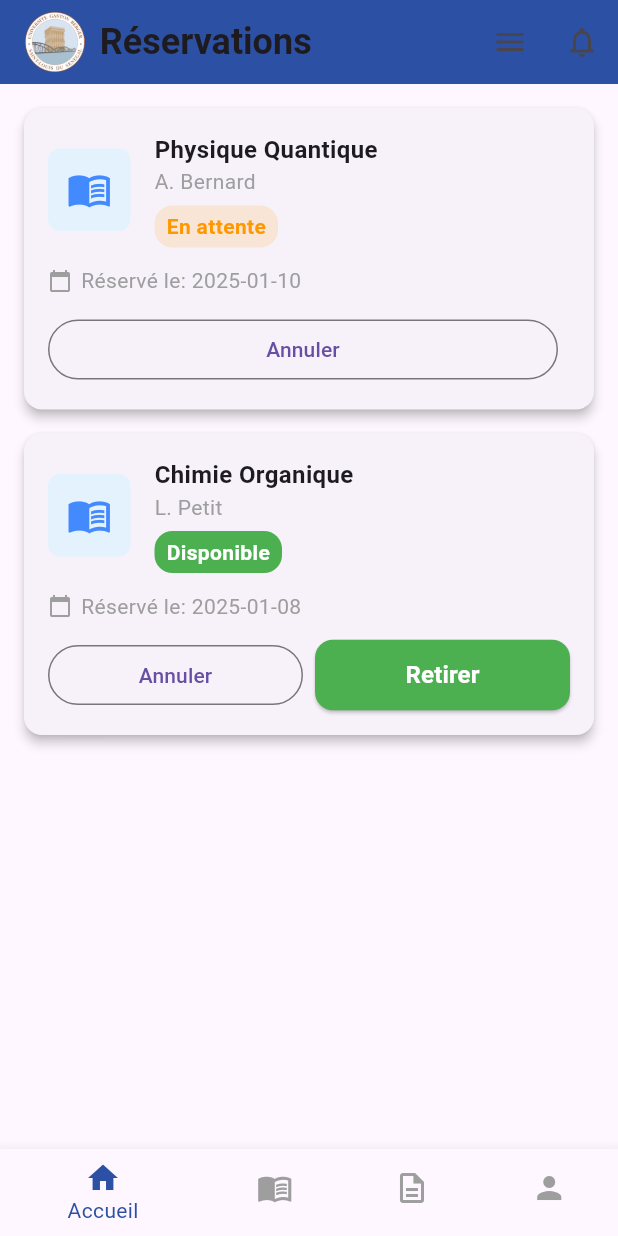
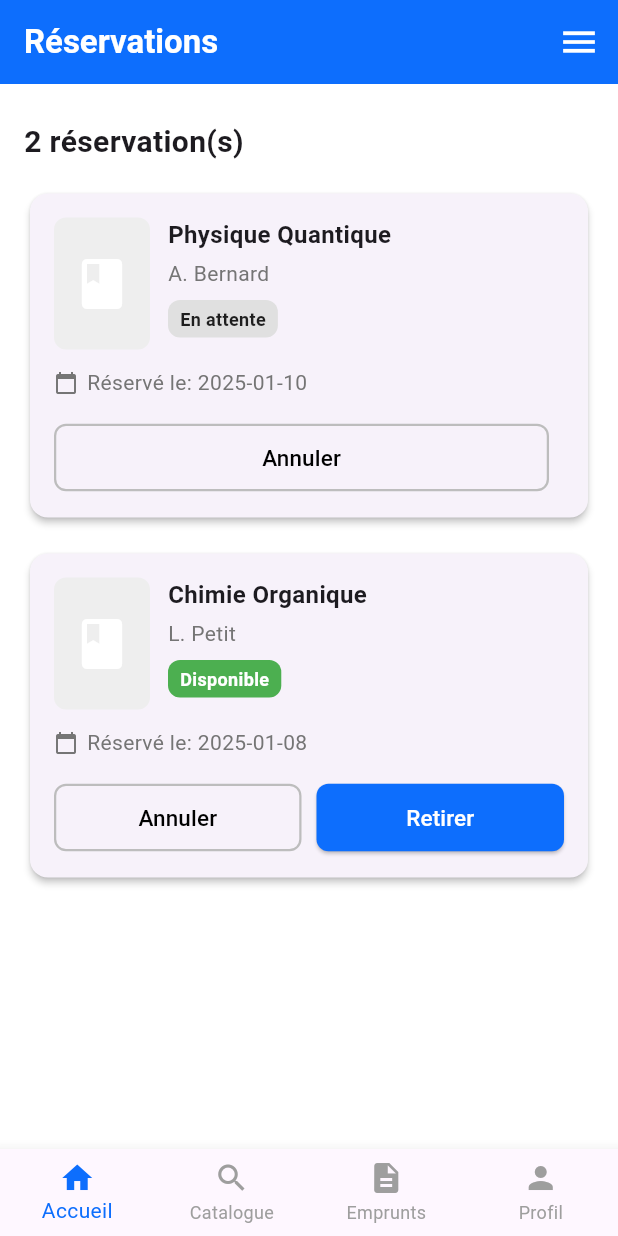
Before and after one commit to fickou/gestion_biblitheque, a Flutter app: the ReservationsPage screen opened by its route, on a phone screen of 412 x 824 dp. Run offline on Flutter 3.47's test engine with Material 3 defaults, Android fonts, the phone set to English and light mode, and no system bars; our stand-ins replace flutter_riverpod, go_router.

Commit message:
reservation

```diff
--- a/lib/screens/reservation.dart
+++ b/lib/screens/reservation.dart
@@ -1,85 +1,62 @@
 import 'package:flutter/material.dart';
+import 'package:go_router/go_router.dart';
 import 'package:gestion_bibliotheque/models/reservation.dart';
-import 'package:go_router/go_router.dart';
 
-class ReservationsPage extends StatefulWidget {
+class ReservationsPage extends StatelessWidget {
   const ReservationsPage({super.key});
 
-  @override
-  State<ReservationsPage> createState() => _ReservationsPageState();
-}
-
-class _ReservationsPageState extends State<ReservationsPage> {
-  void _handleCancel(String title) {
+  void _handleCancel(BuildContext context, String title) {
     ScaffoldMessenger.of(context).showSnackBar(
       SnackBar(content: Text('Réservation annulée pour "$title"')),
     );
   }
 
-  void _handlePickup(String title) {
+  void _handlePickup(BuildContext context, String title) {
     ScaffoldMessenger.of(context).showSnackBar(
       SnackBar(content: Text('"$title" est prêt pour le retrait')),
     );
   }
 
-  Color _statusColor(String status) {
-    if (status == "Disponible") return Colors.green;
-    if (status == "En attente") return Colors.orange;
-    return Colors.grey;
-  }
-
   @override
   Widget build(BuildContext context) {
     return Scaffold(
-      // ----- AppBar -----
+      backgroundColor: Colors.white,
       appBar: AppBar(
-        backgroundColor: const Color(0xFF2C50A4),
-        title: Row(
-          children: [
-            Image.asset(
-              'assets/images/logo.png', // ton logo ici
-              height: 40,
+        backgroundColor: const Color(0xFF0D6EFD),
+        elevation: 0,
+        title: const Text(
+          "Réservations",
+          style: TextStyle(color: Colors.white, fontWeight: FontWeight.bold),
         ),
-            const SizedBox(width: 10),
-            const Text(
-              "Réservations",
-              style: TextStyle(
-                fontWeight: FontWeight.bold,
-                fontSize: 24,
-              ),
-            ),
+        actions: const [
+          Padding(
+            padding: EdgeInsets.only(right: 12),
+            child: Icon(Icons.menu, color: Colors.white, size: 28),
+          )
         ],
       ),
-        actions: [
-          IconButton(icon: const Icon(Icons.menu), onPressed: () {}),
-          IconButton(icon: const Icon(Icons.notifications_none), onPressed: () {}),
-        ],
+      body: SingleChildScrollView(
+        child: Padding(
+          padding: const EdgeInsets.only(top: 24, bottom: 80),
+          child: Center(
+            child: Container(
+              constraints: const BoxConstraints(maxWidth: 450),
+              padding: const EdgeInsets.symmetric(horizontal: 16),
+              child: Column(
+                crossAxisAlignment: CrossAxisAlignment.start,
+                children: [
+                  Text(
+                    "${reservations.length} réservation(s)",
+                    style: const TextStyle(fontWeight: FontWeight.bold, fontSize: 20),
                   ),
-
-      // ----- Body -----
-      body: Padding(
-        padding: const EdgeInsets.all(16.0),
-        child: reservations.isEmpty
-            ? Center(
-                child: Column(
-                  mainAxisAlignment: MainAxisAlignment.center,
-                  children: const [
-                    Icon(Icons.menu_book, size: 80, color: Colors.grey),
-                    SizedBox(height: 12),
-                    Text(
-                      "Aucune réservation active",
-                      style: TextStyle(color: Colors.grey),
-                    ),
-                  ],
-                ),
-              )
-            : ListView.builder(
-                itemCount: reservations.length,
-                itemBuilder: (context, index) {
-                  final res = reservations[index];
-                  return Card(
+                  const SizedBox(height: 16),
+                  reservations.isNotEmpty
+                      ? Column(
+                          children: reservations.map((res) {
+                            return Container(
                               margin: const EdgeInsets.only(bottom: 16),
-                    elevation: 3,
+                              child: Card(
+                                elevation: 2,
                                 shape: RoundedRectangleBorder(
                                   borderRadius: BorderRadius.circular(12),
                                 ),
@@ -88,56 +65,65 @@ class _ReservationsPageState extends State<ReservationsPage> {
                                   child: Column(
                                     crossAxisAlignment: CrossAxisAlignment.start,
                                     children: [
-                          // --- Ligne du haut : image + titre + badge ---
                                       Row(
+                                        crossAxisAlignment: CrossAxisAlignment.start,
                                         children: [
+                                          // Icône livre personnalisée
                                           Container(
-                                width: 55,
-                                height: 55,
+                                            width: 64,
+                                            height: 88,
                                             decoration: BoxDecoration(
-                                  color: Colors.blue.shade50,
+                                              color: Colors.grey.shade200,
                                               borderRadius: BorderRadius.circular(8),
                                             ),
-                                child: const Icon(
-                                  Icons.menu_book,
-                                  color: Colors.blueAccent,
-                                  size: 30,
+                                            child: Stack(
+                                              alignment: Alignment.center,
+                                              children: [
+                                                // Icône livre principale
+                                                Icon(Icons.book_rounded,
+                                                    size: 40, color: Colors.white),
+                                                // Point rouge en haut à droite
+
+                                              ],
                                             ),
                                           ),
-                              const SizedBox(width: 16),
+                                          const SizedBox(width: 12),
                                           Expanded(
                                             child: Column(
                                               crossAxisAlignment: CrossAxisAlignment.start,
                                               children: [
                                                 Text(
                                                   res.title,
+                                                  maxLines: 2,
+                                                  overflow: TextOverflow.ellipsis,
                                                   style: const TextStyle(
-                                        fontWeight: FontWeight.bold,
-                                        fontSize: 16,
+                                                      fontWeight: FontWeight.w600,
+                                                      fontSize: 16),
                                                 ),
-                                    ),
+                                                const SizedBox(height: 4),
                                                 Text(
                                                   res.author,
-                                      style: const TextStyle(color: Colors.grey),
+                                                  style: TextStyle(color: Colors.grey.shade600),
                                                 ),
-                                    const SizedBox(height: 6),
-                                    // Badge
+                                                const SizedBox(height: 8),
+                                                // Badge status
                                                 Container(
                                                   padding: const EdgeInsets.symmetric(
                                                       horizontal: 8, vertical: 4),
                                                   decoration: BoxDecoration(
                                                     color: res.status == "Disponible"
                                                         ? Colors.green
-                                            : _statusColor(res.status).withOpacity(0.15),
-                                        borderRadius: BorderRadius.circular(12),
+                                                        : Colors.grey.shade300,
+                                                    borderRadius: BorderRadius.circular(8),
                                                   ),
                                                   child: Text(
                                                     res.status,
                                                     style: TextStyle(
+                                                      fontSize: 12,
+                                                      fontWeight: FontWeight.bold,
                                                       color: res.status == "Disponible"
                                                           ? Colors.white
-                                              : _statusColor(res.status),
-                                          fontWeight: FontWeight.w600,
+                                                          : Colors.black87,
                                                     ),
                                                   ),
                                                 ),
@@ -147,48 +133,86 @@ class _ReservationsPageState extends State<ReservationsPage> {
                                         ],
                                       ),
                                       const SizedBox(height: 12),
-
-                          // --- Date ---
                                       Row(
                                         children: [
-                              const Icon(Icons.calendar_today,
-                                  size: 16, color: Colors.grey),
+                                          Icon(Icons.calendar_today,
+                                              size: 16, color: Colors.grey.shade600),
                                           const SizedBox(width: 6),
                                           Text(
                                             "Réservé le: ${res.reserveDate}",
-                                style: const TextStyle(color: Colors.grey),
+                                            style:
+                                                TextStyle(color: Colors.grey.shade600),
                                           ),
                                         ],
                                       ),
-                          const SizedBox(height: 12),
-
-                          // --- Boutons Annuler / Retirer ---
+                                      const SizedBox(height: 16),
                                       Row(
                                         children: [
+                                          // Bouton Annuler avec hover amélioré
                                           Expanded(
                                             child: OutlinedButton(
-                                  onPressed: () => _handleCancel(res.title),
-                                  child: const Text("Annuler"),
+                                              style: ButtonStyle(
+                                                side: MaterialStateProperty.resolveWith<BorderSide>(
+                                                  (states) {
+                                                    if (states.contains(MaterialState.hovered) ||
+                                                        states.contains(MaterialState.pressed)) {
+                                                      return BorderSide(
+                                                        color: Color(0xFF0D6EFD),
+                                                        width: 1.5,
+                                                      );
+                                                    }
+                                                    return BorderSide(
+                                                      color: Colors.grey.shade400,
+                                                      width: 1.5,
+                                                    );
+                                                  },
+                                                ),
+                                                foregroundColor:
+                                                    MaterialStateProperty.resolveWith<Color>(
+                                                        (states) {
+                                                  if (states.contains(MaterialState.hovered) ||
+                                                      states.contains(MaterialState.pressed)) {
+                                                    return Colors.white; // Texte blanc au survol
+                                                  }
+                                                  return Colors.black;
+                                                }),
+                                                backgroundColor:
+                                                    MaterialStateProperty.resolveWith<Color?>(
+                                                        (states) {
+                                                  if (states.contains(MaterialState.hovered) ||
+                                                      states.contains(MaterialState.pressed)) {
+                                                    return Color(0xFF0D6EFD); // Bleu clair au survol
+                                                  }
+                                                  return Colors.transparent;
+                                                }),
+                                                shape: MaterialStateProperty.all(
+                                                  RoundedRectangleBorder(
+                                                      borderRadius:
+                                                          BorderRadius.circular(8)),
+                                                ),
+                                                padding: MaterialStateProperty.all(
+                                                  const EdgeInsets.symmetric(vertical: 12),
                                                 ),
                                               ),
-                              const SizedBox(width: 8),
+                                              onPressed: () => _handleCancel(context, res.title),
+                                              child: const Text("Annuler", style: TextStyle(fontSize: 15)),
+                                            ),
+                                          ),
+                                          const SizedBox(width: 10),
+                                          // Bouton Retirer
                                           if (res.status == "Disponible")
                                             Expanded(
                                               child: ElevatedButton(
                                                 style: ElevatedButton.styleFrom(
-                                      backgroundColor: Colors.green,
+                                                  backgroundColor: const Color(0xFF0D6EFD),
                                                   foregroundColor: Colors.white,
                                                   shape: RoundedRectangleBorder(
-                                        borderRadius: BorderRadius.circular(12),
-                                      ),
+                                                      borderRadius: BorderRadius.circular(8)),
                                                   padding: const EdgeInsets.symmetric(vertical: 12),
                                                 ),
-                                    onPressed: () => _handlePickup(res.title),
-                                    child: const Text(
-                                      "Retirer",
-                                      style: TextStyle(
-                                          fontWeight: FontWeight.bold, fontSize: 16),
-                                    ),
+                                                onPressed: () => _handlePickup(context, res.title),
+                                                child: const Text("Retirer",
+                                                    style: TextStyle(fontSize: 15)),
                                               ),
                                             ),
                                         ],
@@ -196,51 +220,69 @@ class _ReservationsPageState extends State<ReservationsPage> {
                                     ],
                                   ),
                                 ),
+                              ),
                             );
-                },
+                          }).toList(),
+                        )
+                      : _buildEmptyState(),
+                ],
               ),
             ),
-
-      // ----- Bottom Navigation -----
+          ),
+        ),
+      ),
       bottomNavigationBar: BottomNavigationBar(
+        type: BottomNavigationBarType.fixed,
+        selectedItemColor: const Color(0xFF0D6EFD),
+        unselectedItemColor: Colors.grey,
         currentIndex: _getCurrentIndex(context),
-        selectedItemColor: const Color(0xFF2C50A4),
-        unselectedItemColor: Colors.grey,
-        onTap: (index) => _onItemTapped(index, context),
+        onTap: (i) => _onTapNav(context, i),
         items: const [
           BottomNavigationBarItem(icon: Icon(Icons.home), label: "Accueil"),
-          BottomNavigationBarItem(icon: Icon(Icons.menu_book), label: "Catalogue"),
-          BottomNavigationBarItem(icon: Icon(Icons.description_outlined), label: "Emprunt"),
+          BottomNavigationBarItem(icon: Icon(Icons.search_outlined), label: "Catalogue"),
+          BottomNavigationBarItem(icon: Icon(Icons.description), label: "Emprunts"),
           BottomNavigationBarItem(icon: Icon(Icons.person), label: "Profil"),
         ],
       ),
     );
   }
 
-  // Méthode pour déterminer l'index actuel
+  Widget _buildEmptyState() {
+    return Padding(
+      padding: const EdgeInsets.symmetric(vertical: 40),
+      child: Column(
+        children: [
+          Icon(Icons.book_rounded, size: 70, color: Colors.grey.shade500),
+          const SizedBox(height: 12),
+          Text("Aucune réservation active",
+              style: TextStyle(color: Colors.grey.shade600)),
+        ],
+      ),
+    );
+  }
+
   int _getCurrentIndex(BuildContext context) {
     final location = GoRouterState.of(context).matchedLocation;
-    if (location == '/dashboard') return 0;
-    if (location == '/catalogue') return 1;
-    if (location == '/emprunts') return 2;
-    if (location == '/profil') return 3;
+    if (location == "/dashboard") return 0;
+    if (location == "/catalogue") return 1;
+    if (location == "/emprunts") return 2;
+    if (location == "/profil") return 3;
     return 0;
   }
 
-  // Navigation pour la bottom bar
-  void _onItemTapped(int index, BuildContext context) {
+  void _onTapNav(BuildContext context, int index) {
     switch (index) {
       case 0:
-        context.go('/dashboard');
+        context.go("/dashboard");
         break;
       case 1:
-        context.go('/catalogue');
+        context.go("/catalogue");
         break;
       case 2:
-        context.go('/emprunts');
+        context.go("/emprunts");
         break;
       case 3:
-        context.go('/profil');
+        context.go("/profil");
         break;
     }
   }
```
Lines whose indentation alone changed are shown as unchanged.
